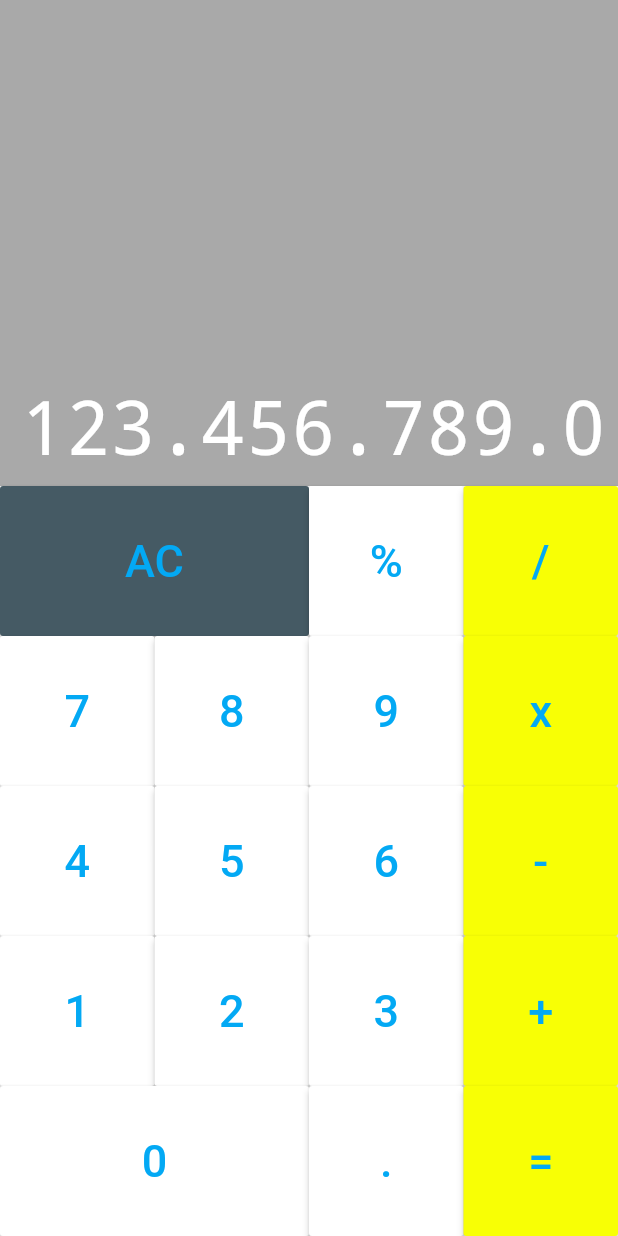
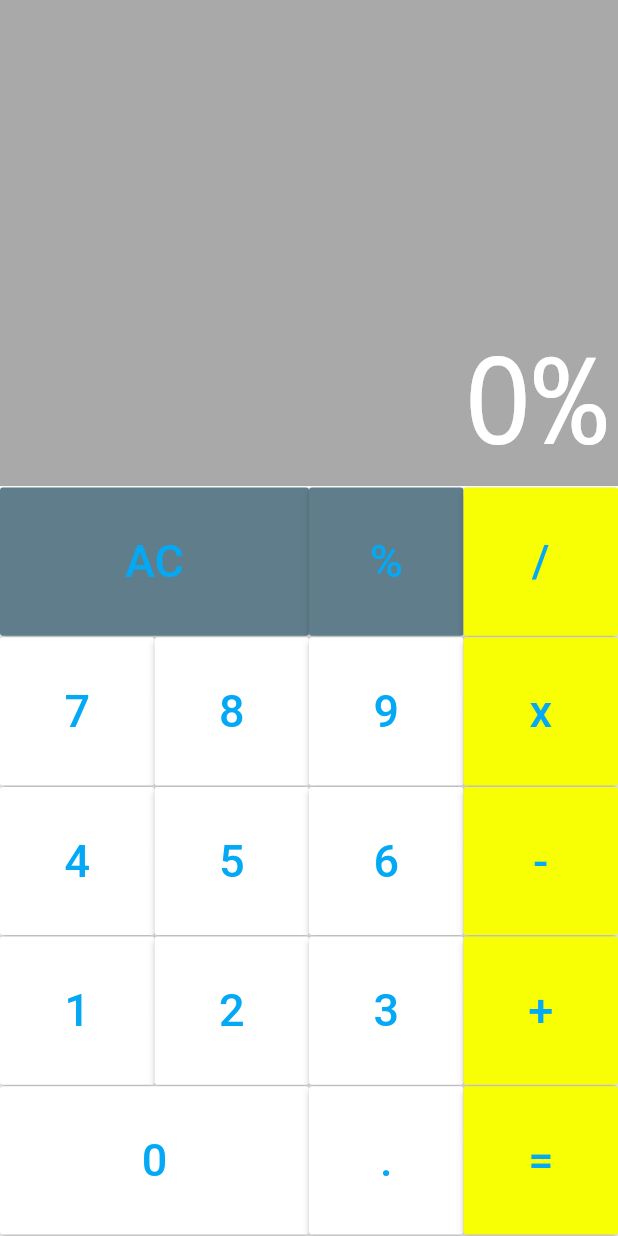
Before and after one commit to sa34uza/calculadora, a Flutter app: the screen it shows after launch, after a tap on an icon or button, on a phone screen of 412 x 824 dp. Run offline on Flutter 3.47's test engine with Material 2 defaults, Android fonts, the phone set to English and light mode, and no system bars; drawn by our look-alikes of auto_size_text.

Commit message:
finalização do layout

```diff
--- a/lib/components/buttom.dart
+++ b/lib/components/buttom.dart
@@ -9,17 +9,20 @@ class Buttom extends StatelessWidget {
   String text;
   final bool big;
   final Color color;
+  final void Function(String) cb;
 
   Buttom({
     @required this.text,
     this.big = false,
     this.color = DEFAULT,
+    @required this.cb,
   });
 
-   Buttom.operation({
+  Buttom.operation({
     @required this.text,
     this.big = false,
     this.color = OPERATION,
+    @required this.cb,
   });
 
   @override
@@ -36,7 +39,7 @@ class Buttom extends StatelessWidget {
             fontWeight: FontWeight.w500,
           ),
         ),
-        onPressed: () {},
+        onPressed: () => cb(text),
       ),
     );
   }
--- a/lib/components/keyboard.dart
+++ b/lib/components/keyboard.dart
@@ -3,79 +3,89 @@ import 'buttom.dart';
 import 'buttom.row.dart';
 
 class KeyBoard extends StatelessWidget {
+  final void Function(String) cb;
+
+  KeyBoard(this.cb);
+
   @override
   Widget build(BuildContext context) {
     return Container(
       height: 500,
       child: Column(
         children: [
+          SizedBox(height: 1),
           ButtomRow([
             Buttom(
-              text: 'AC',
+              text: 'AC', cb: cb,
               big: true,
-              color: Colors.blueGrey[700],
+              color: Colors.blueGrey[500],
             ),
             Buttom(
-              text: '%',
+              text: '%', cb: cb, color: Colors.blueGrey[500],
             ),
             Buttom.operation(
-              text: '/',
+              text: '/', cb: cb,
             ),
           ]),
+          SizedBox(height: 1),
           ButtomRow([
             Buttom(
-              text: '7',
+              text: '7', cb: cb,
             ),
             Buttom(
-              text: '8',
+              text: '8', cb: cb,
             ),
             Buttom(
-              text: '9',
+              text: '9', cb: cb,
             ),
             Buttom.operation(
-              text: 'x',
+              text: 'x', cb: cb,
             ),
           ]),
+          SizedBox(height: 1),
           ButtomRow([
             Buttom(
-              text: '4',
+              text: '4', cb: cb,
             ),
             Buttom(
-              text: '5',
+              text: '5', cb: cb,
             ),
             Buttom(
-              text: '6',
+              text: '6', cb: cb,
             ),
             Buttom.operation(
-              text: '-',
+              text: '-', cb: cb,
             ),
           ]),
+          SizedBox(height: 1),
           ButtomRow([
             Buttom(
-              text: '1',
+              text: '1', cb: cb,
             ),
             Buttom(
-              text: '2',
+              text: '2', cb: cb,
             ),
             Buttom(
-              text: '3',
+              text: '3', cb: cb,
             ),
             Buttom.operation(
-              text: '+',
+              text: '+', cb: cb,
             ),
           ]),
+          SizedBox(height: 1),
           ButtomRow([
             Buttom(
-              text: '0',
+              text: '0', cb: cb,
               big: true,
             ),
             Buttom(
-              text: '.',
+              text: '.', cb: cb,
             ),
             Buttom.operation(
-              text: '=',
+              text: '=', cb: cb,
             ),
           ]),
+          SizedBox(height: 1),
         ],
       ),
     );
--- a/lib/models/memory.dart
+++ b/lib/models/memory.dart
@@ -1,3 +1,18 @@
 class Memory {
+  String _value = '0';
 
+  void applyCommand(String command) {
+    if (command == 'AC') {
+      _allClear();
+    } else
+      _value += command;
+  }
+
+  _allClear() {
+    _value = '0';
+  }
+
+  String get value {
+    return _value;
+  }
 }
--- a/lib/screens/calculadora.dart
+++ b/lib/screens/calculadora.dart
@@ -1,16 +1,31 @@
+import 'package:calculadora/models/memory.dart';
 import 'package:flutter/material.dart';
 import '../components/display.dart';
 import '../components/keyboard.dart';
 
-class Calculadora extends StatelessWidget {
+class Calculadora extends StatefulWidget {
+  @override
+  _CalculadoraState createState() => _CalculadoraState();
+}
+
+class _CalculadoraState extends State<Calculadora> {
+  final Memory memory = Memory();
+
+  _onPressed(String command) {
+    setState(() {
+      memory.applyCommand(command);
+    });
+
+  }
+
   @override
   Widget build(BuildContext context) {
     return MaterialApp(
       debugShowCheckedModeBanner: false,
       home: Column(
         children: [
-          Display("123.456.789.0"),
-          KeyBoard(),
+          Display(memory.value),
+          KeyBoard(_onPressed),
         ],
       ),
     );
```
